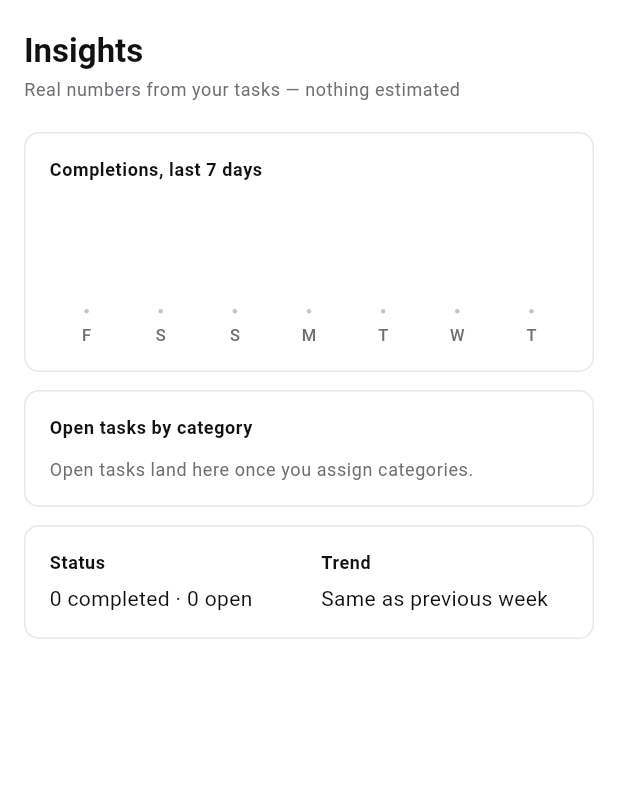
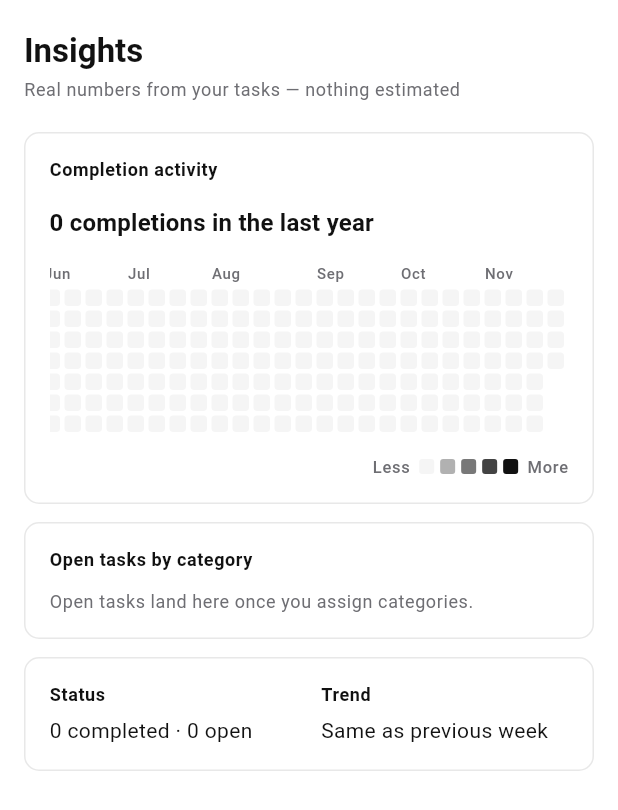
Before and after one commit to mr-command/Taskly-apk, a Flutter app: the InsightsScreen widget shown alone on an empty page, opened directly, on a phone screen of 412 x 824 dp. Shown: the top 810 px of the screen. Run offline on Flutter 3.47's test engine with Material 3 defaults, Android fonts, the phone set to English and light mode, and no system bars; our stand-ins replace drift, drift_flutter, flutter_riverpod, solar_icons; accounts and stored records are empty; generated files the repository leaves out were written again.

Commit message:
add contribute performance chart

```diff
--- /dev/null
+++ b/lib/features/analytics/components/contribution_graph.dart
@@ -0,0 +1,392 @@
+import 'package:flutter/material.dart';
+
+import 'package:the_best_todo/core/theme/taskly_colors.dart';
+
+/// GitHub-style contribution heatmap: one column per week, one square per
+/// day, shaded by how many tasks were completed that day.
+class ContributionGraph extends StatefulWidget {
+  const ContributionGraph({
+    super.key,
+    required this.completions,
+    this.weeks = 53,
+    this.cellSize = 11,
+    this.cellGap = 3,
+  });
+
+  /// Completion counts keyed by local calendar date (time of day ignored).
+  final Map<DateTime, int> completions;
+
+  /// Number of week columns; the last column is the current week.
+  final int weeks;
+
+  final double cellSize;
+  final double cellGap;
+
+  @override
+  State<ContributionGraph> createState() => _ContributionGraphState();
+}
+
+class _ContributionGraphState extends State<ContributionGraph> {
+  static const _weekdayLabelWidth = 32.0;
+  static const _monthRowHeight = 18.0;
+  static const _weekdayLabels = ['Mon', '', 'Wed', '', 'Fri', '', ''];
+
+  final ScrollController _scrollController = ScrollController();
+
+  @override
+  void initState() {
+    super.initState();
+    WidgetsBinding.instance.addPostFrameCallback((_) => _scrollToLatest());
+  }
+
+  @override
+  void didUpdateWidget(covariant ContributionGraph oldWidget) {
+    super.didUpdateWidget(oldWidget);
+    if (oldWidget.weeks != widget.weeks) {
+      WidgetsBinding.instance.addPostFrameCallback((_) => _scrollToLatest());
+    }
+  }
+
+  @override
+  void dispose() {
+    _scrollController.dispose();
+    super.dispose();
+  }
+
+  void _scrollToLatest() {
+    if (!_scrollController.hasClients) return;
+    _scrollController.jumpTo(_scrollController.position.maxScrollExtent);
+  }
+
+  DateTime _addDays(DateTime date, int days) =>
+      DateTime(date.year, date.month, date.day + days);
+
+  DateTime _dateOnly(DateTime date) =>
+      DateTime(date.year, date.month, date.day);
+
+  @override
+  Widget build(BuildContext context) {
+    final theme = Theme.of(context);
+    final colors = theme.extension<TasklyColors>()!;
+
+    final today = _dateOnly(DateTime.now());
+    final thisMonday = _addDays(today, -(today.weekday - 1));
+    final windowStart = _addDays(thisMonday, -(widget.weeks - 1) * 7);
+
+    final days = List<DateTime>.generate(
+      widget.weeks * 7,
+      (index) => _addDays(windowStart, index),
+    );
+
+    final counts = <int>[
+      for (final day in days)
+        day.isAfter(today) ? 0 : (widget.completions[day] ?? 0),
+    ];
+
+    var total = 0;
+    var maxCount = 0;
+    for (var i = 0; i < days.length; i++) {
+      if (days[i].isAfter(today)) continue;
+      total += counts[i];
+      if (counts[i] > maxCount) maxCount = counts[i];
+    }
+
+    final levelColors = _levelColors(colors);
+    final step = widget.cellSize + widget.cellGap;
+    final monthLabels = _monthLabels(windowStart, days);
+
+    return Column(
+      crossAxisAlignment: CrossAxisAlignment.start,
+      children: [
+        Text(
+          _totalLabel(total),
+          style: theme.textTheme.titleMedium?.copyWith(
+            fontWeight: FontWeight.w600,
+          ),
+        ),
+        const SizedBox(height: 14),
+        SingleChildScrollView(
+          controller: _scrollController,
+          scrollDirection: Axis.horizontal,
+          child: SizedBox(
+            width: _weekdayLabelWidth + widget.weeks * step,
+            child: Column(
+              crossAxisAlignment: CrossAxisAlignment.start,
+              children: [
+                Row(
+                  children: [
+                    const SizedBox(width: _weekdayLabelWidth),
+                    ..._buildMonthLabels(theme, colors, monthLabels, step),
+                  ],
+                ),
+                Row(
+                  crossAxisAlignment: CrossAxisAlignment.start,
+                  children: [
+                    _buildWeekdayLabels(theme, colors, step),
+                    for (var week = 0; week < widget.weeks; week++)
+                      Column(
+                        children: [
+                          for (var row = 0; row < 7; row++)
+                            _buildDayCell(
+                              date: days[week * 7 + row],
+                              count: counts[week * 7 + row],
+                              isFuture: days[week * 7 + row].isAfter(today),
+                              maxCount: maxCount,
+                              levelColors: levelColors,
+                              step: step,
+                            ),
+                        ],
+                      ),
+                  ],
+                ),
+              ],
+            ),
+          ),
+        ),
+        const SizedBox(height: 12),
+        Row(
+          mainAxisAlignment: MainAxisAlignment.end,
+          children: [
+            Text(
+              'Less',
+              style: theme.textTheme.labelSmall?.copyWith(
+                color: colors.textSecondary,
+              ),
+            ),
+            const SizedBox(width: 4),
+            for (final color in levelColors)
+              Padding(
+                padding: const EdgeInsets.symmetric(horizontal: 2),
+                child: _LegendSquare(color: color),
+              ),
+            const SizedBox(width: 4),
+            Text(
+              'More',
+              style: theme.textTheme.labelSmall?.copyWith(
+                color: colors.textSecondary,
+              ),
+            ),
+          ],
+        ),
+      ],
+    );
+  }
+
+  List<Color> _levelColors(TasklyColors colors) {
+    final empty = colors.surfaceMuted;
+    return [
+      empty,
+      Color.lerp(empty, colors.accent, 0.30)!,
+      Color.lerp(empty, colors.accent, 0.55)!,
+      Color.lerp(empty, colors.accent, 0.78)!,
+      colors.accent,
+    ];
+  }
+
+  int _levelFor(int count, int maxCount) {
+    if (count <= 0 || maxCount <= 0) return 0;
+    return ((count * 4) / maxCount).ceil().clamp(1, 4);
+  }
+
+  /// Weeks that start a new month, paired with the width they can occupy
+  /// before the next label so labels never overlap.
+  List<_MonthLabel> _monthLabels(DateTime windowStart, List<DateTime> days) {
+    final starts = <int, DateTime>{};
+    for (var week = 0; week < widget.weeks; week++) {
+      for (var row = 0; row < 7; row++) {
+        final date = days[week * 7 + row];
+        if (date.day == 1) {
+          starts[week] = date;
+          break;
+        }
+      }
+    }
+
+    // Label the first visible week too, but only when the first real month
+    // boundary is far enough away for the labels not to collide.
+    if (!starts.containsKey(0)) {
+      final firstBoundary = starts.keys.isEmpty
+          ? widget.weeks
+          : starts.keys.reduce((a, b) => a < b ? a : b);
+      if (firstBoundary >= 3) starts[0] = windowStart;
+    }
+
+    final columns = starts.keys.toList()..sort();
+    return [
+      for (var i = 0; i < columns.length; i++)
+        _MonthLabel(
+          column: columns[i],
+          endColumn: i + 1 < columns.length ? columns[i + 1] : widget.weeks,
+          date: starts[columns[i]]!,
+        ),
+    ];
+  }
+
+  List<Widget> _buildMonthLabels(
+    ThemeData theme,
+    TasklyColors colors,
+    List<_MonthLabel> labels,
+    double step,
+  ) {
+    return [
+      if (labels.isNotEmpty && labels.first.column > 0)
+        SizedBox(width: labels.first.column * step, height: _monthRowHeight),
+      for (final label in labels)
+        SizedBox(
+          width: (label.endColumn - label.column) * step,
+          height: _monthRowHeight,
+          child: Text(
+            _monthName(label.date.month),
+            maxLines: 1,
+            softWrap: false,
+            overflow: TextOverflow.clip,
+            style: theme.textTheme.labelSmall?.copyWith(
+              fontSize: 10,
+              color: colors.textSecondary,
+            ),
+          ),
+        ),
+    ];
+  }
+
+  Widget _buildWeekdayLabels(
+    ThemeData theme,
+    TasklyColors colors,
+    double step,
+  ) {
+    return SizedBox(
+      width: _weekdayLabelWidth,
+      child: Column(
+        children: [
+          for (var row = 0; row < 7; row++)
+            SizedBox(
+              height: step,
+              child: Align(
+                alignment: Alignment.centerLeft,
+                child: Text(
+                  _weekdayLabels[row],
+                  style: theme.textTheme.labelSmall?.copyWith(
+                    fontSize: 10,
+                    color: colors.textSecondary,
+                  ),
+                ),
+              ),
+            ),
+        ],
+      ),
+    );
+  }
+
+  Widget _buildDayCell({
+    required DateTime date,
+    required int count,
+    required bool isFuture,
+    required int maxCount,
+    required List<Color> levelColors,
+    required double step,
+  }) {
+    if (isFuture) {
+      return SizedBox(width: step, height: step);
+    }
+
+    final level = _levelFor(count, maxCount);
+
+    return SizedBox(
+      width: step,
+      height: step,
+      child: Padding(
+        padding: EdgeInsets.only(right: widget.cellGap, bottom: widget.cellGap),
+        child: Tooltip(
+          message: _tooltip(count, date),
+          waitDuration: const Duration(milliseconds: 250),
+          child: DecoratedBox(
+            decoration: BoxDecoration(
+              color: levelColors[level],
+              borderRadius: BorderRadius.circular(2.5),
+            ),
+          ),
+        ),
+      ),
+    );
+  }
+
+  String _totalLabel(int total) {
+    final range = widget.weeks >= 52
+        ? 'the last year'
+        : widget.weeks == 1
+        ? 'the last week'
+        : 'the last ${widget.weeks} weeks';
+    final noun = total == 1 ? 'completion' : 'completions';
+    return '$total $noun in $range';
+  }
+
+  String _tooltip(int count, DateTime date) {
+    final label =
+        '${_weekdayName(date.weekday)}, '
+        '${_monthName(date.month)} ${date.day}, ${date.year}';
+    if (count == 0) return 'No tasks completed on $label';
+    if (count == 1) return '1 task completed on $label';
+    return '$count tasks completed on $label';
+  }
+
+  String _monthName(int month) {
+    const months = [
+      'Jan',
+      'Feb',
+      'Mar',
+      'Apr',
+      'May',
+      'Jun',
+      'Jul',
+      'Aug',
+      'Sep',
+      'Oct',
+      'Nov',
+      'Dec',
+    ];
+    return months[month - 1];
+  }
+
+  String _weekdayName(int weekday) {
+    const weekdays = [
+      'Monday',
+      'Tuesday',
+      'Wednesday',
+      'Thursday',
+      'Friday',
+      'Saturday',
+      'Sunday',
+    ];
+    return weekdays[weekday - 1];
+  }
+}
+
+class _MonthLabel {
+  const _MonthLabel({
+    required this.column,
+    required this.endColumn,
+    required this.date,
+  });
+
+  final int column;
+  final int endColumn;
+  final DateTime date;
+}
+
+class _LegendSquare extends StatelessWidget {
+  const _LegendSquare({required this.color});
+
+  final Color color;
+
+  @override
+  Widget build(BuildContext context) {
+    return Container(
+      width: 10,
+      height: 10,
+      decoration: BoxDecoration(
+        color: color,
+        borderRadius: BorderRadius.circular(2),
+      ),
+    );
+  }
+}
--- a/lib/features/analytics/view/insights_screen.dart
+++ b/lib/features/analytics/view/insights_screen.dart
@@ -2,6 +2,7 @@ import 'package:flutter/material.dart';
 import 'package:flutter_riverpod/flutter_riverpod.dart';
 import 'package:the_best_todo/core/theme/taskly_colors.dart';
 import 'package:the_best_todo/core/animation/reveal.dart';
+import 'package:the_best_todo/features/analytics/components/contribution_graph.dart';
 import 'package:the_best_todo/features/analytics/view_model/analytics_providers.dart';
 
 class InsightsScreen extends ConsumerWidget {
@@ -11,8 +12,7 @@ class InsightsScreen extends ConsumerWidget {
   Widget build(BuildContext context, WidgetRef ref) {
     final theme = Theme.of(context);
     final colors = theme.extension<TasklyColors>()!;
-    final (completed, created, percent) = ref.watch(weeklyProgressProvider);
-    final buckets = ref.watch(dailyCompletionsProvider);
+    final completions = ref.watch(completionHeatmapProvider);
     final trend = ref.watch(weeklyTrendDeltaProvider);
     final distribution = ref.watch(categoryDistributionProvider);
     final (doneTotal, openTotal) = ref.watch(statusTotalsProvider);
@@ -24,48 +24,19 @@ class InsightsScreen extends ConsumerWidget {
         children: [
           Text(
             'Insights',
-            style: theme.textTheme.titleLarge
-                ?.copyWith(fontSize: 22, fontWeight: FontWeight.w600),
+            style: theme.textTheme.titleLarge?.copyWith(
+              fontSize: 22,
+              fontWeight: FontWeight.w600,
+            ),
           ),
           const SizedBox(height: 4),
           Text(
             'Real numbers from your tasks — nothing estimated',
-            style: theme.textTheme.bodySmall?.copyWith(color: colors.textSecondary),
+            style: theme.textTheme.bodySmall?.copyWith(
+              color: colors.textSecondary,
+            ),
           ),
           const SizedBox(height: 20),
-          // RevealOnMount(
-          //   index: 0,
-          //   child: _InsightCard(
-          //     child: Column(
-          //       crossAxisAlignment: CrossAxisAlignment.start,
-          //       children: [
-          //         Text(
-          //           'This week',
-          //           style: theme.textTheme.bodySmall
-          //               ?.copyWith(fontWeight: FontWeight.w600),
-          //         ),
-          //         const SizedBox(height: 6),
-          //         created == 0
-          //             ? Text(
-          //                 'No tasks created this week yet.',
-          //                 style: theme.textTheme.bodyMedium
-          //                     ?.copyWith(color: colors.textSecondary),
-          //               )
-          //             : Text(
-          //                 '$completed of $created completed ($percent%)',
-          //                 style: theme.textTheme.titleMedium
-          //                     ?.copyWith(fontWeight: FontWeight.w600),
-          //               ),
-          //         const SizedBox(height: 12),
-          //         _WeekBar(
-          //           completed: completed,
-          //           created: created,
-          //           colors: colors,
-          //         ),
-          //       ],
-          //     ),
-          //   ),
-          // ),
           RevealOnMount(
             index: 1,
             child: _InsightCard(
@@ -73,15 +44,13 @@ class InsightsScreen extends ConsumerWidget {
                 crossAxisAlignment: CrossAxisAlignment.start,
                 children: [
                   Text(
-                    'Completions, last 7 days',
-                    style: theme.textTheme.bodySmall
-                        ?.copyWith(fontWeight: FontWeight.w600),
+                    'Completion activity',
+                    style: theme.textTheme.bodySmall?.copyWith(
+                      fontWeight: FontWeight.w600,
+                    ),
                   ),
                   const SizedBox(height: 16),
-                  _DailyBars(
-                    buckets: buckets,
-                    colors: colors,
-                  ),
+                  ContributionGraph(completions: completions),
                 ],
               ),
             ),
@@ -94,15 +63,17 @@ class InsightsScreen extends ConsumerWidget {
                 children: [
                   Text(
                     'Open tasks by category',
-                    style: theme.textTheme.bodySmall
-                        ?.copyWith(fontWeight: FontWeight.w600),
+                    style: theme.textTheme.bodySmall?.copyWith(
+                      fontWeight: FontWeight.w600,
+                    ),
                   ),
                   const SizedBox(height: 12),
                   if (distribution.isEmpty)
                     Text(
                       'Open tasks land here once you assign categories.',
-                      style: theme.textTheme.bodySmall
-                          ?.copyWith(color: colors.textSecondary),
+                      style: theme.textTheme.bodySmall?.copyWith(
+                        color: colors.textSecondary,
+                      ),
                     )
                   else
                     ..._buildDistribution(
@@ -124,8 +95,9 @@ class InsightsScreen extends ConsumerWidget {
                       children: [
                         Text(
                           'Status',
-                          style: theme.textTheme.bodySmall
-                              ?.copyWith(fontWeight: FontWeight.w600),
+                          style: theme.textTheme.bodySmall?.copyWith(
+                            fontWeight: FontWeight.w600,
+                          ),
                         ),
                         const SizedBox(height: 6),
                         Text(
@@ -142,16 +114,17 @@ class InsightsScreen extends ConsumerWidget {
                       children: [
                         Text(
                           'Trend',
-                          style: theme.textTheme.bodySmall
-                              ?.copyWith(fontWeight: FontWeight.w600),
+                          style: theme.textTheme.bodySmall?.copyWith(
+                            fontWeight: FontWeight.w600,
+                          ),
                         ),
                         const SizedBox(height: 6),
                         Text(
                           trend == 0
                               ? 'Same as previous week'
                               : trend > 0
-                                  ? '+$trend vs previous week'
-                                  : '$trend vs previous week',
+                              ? '+$trend vs previous week'
+                              : '$trend vs previous week',
                           style: theme.textTheme.bodyMedium,
                         ),
                       ],
@@ -170,9 +143,9 @@ class InsightsScreen extends ConsumerWidget {
     required List<(int, String, int, int)> distribution,
     required TasklyColors colors,
   }) {
-    final max = distribution.map((row) => row.$4).reduce(
-          (a, b) => a > b ? a : b,
-        );
+    final max = distribution
+        .map((row) => row.$4)
+        .reduce((a, b) => a > b ? a : b);
 
     return [
       for (final row in distribution)
@@ -250,111 +223,3 @@ class _InsightCard extends StatelessWidget {
     );
   }
 }
-
-class _WeekBar extends StatelessWidget {
-  const _WeekBar({
-    required this.completed,
-    required this.created,
-    required this.colors,
-  });
-
-  final int completed;
-  final int created;
-  final TasklyColors colors;
-
-  @override
-  Widget build(BuildContext context) {
-    final value = created == 0 ? 0.0 : completed / created;
-
-    return ClipRRect(
-      borderRadius: BorderRadius.circular(2),
-      child: TweenAnimationBuilder<double>(
-        tween: Tween(end: value),
-        duration: const Duration(milliseconds: 300),
-        curve: Curves.easeOutCubic,
-        builder: (context, animated, _) {
-          return LinearProgressIndicator(
-            value: animated,
-            minHeight: 6,
-            backgroundColor: colors.surfaceMuted,
-            valueColor: AlwaysStoppedAnimation<Color>(colors.accent),
-            borderRadius: BorderRadius.circular(2),
-          );
-        },
-      ),
-    );
-  }
-}
-
-class _DailyBars extends StatelessWidget {
-  const _DailyBars({
-    required this.buckets,
-    required this.colors,
-  });
-
-  final List<DayBucket> buckets;
-  final TasklyColors colors;
-
-  @override
-  Widget build(BuildContext context) {
-    // Days with no completions still render as a dot, so the divisor is
-    // never zero and buckets keep their letters aligned with real dates.
-    final maxCount = buckets
-        .map((b) => b.count)
-        .reduce((a, b) => a > b ? a : b)
-        .clamp(1, 1 << 30);
-    final theme = Theme.of(context);
-    const letters = ['M', 'T', 'W', 'T', 'F', 'S', 'S'];
-
-    return Row(
-      crossAxisAlignment: CrossAxisAlignment.end,
-      children: [
-        for (var i = 0; i < buckets.length; i++)
-          Expanded(
-            child: Column(
-              children: [
-                SizedBox(
-                  height: 72,
-                  child: Align(
-                    alignment: Alignment.bottomCenter,
-                    child: buckets[i].count == 0
-                        ? Container(
-                            width: 3,
-                            height: 3,
-                            decoration: BoxDecoration(
-                              shape: BoxShape.circle,
-                              color: colors.textSecondary.withValues(alpha: 0.4),
-                            ),
-                          )
-                        : TweenAnimationBuilder<double>(
-                            tween: Tween(end: buckets[i].count / maxCount),
-                            duration: const Duration(milliseconds: 300),
-                            curve: Curves.easeOutCubic,
-                            builder: (context, value, _) => FractionallySizedBox(
-                              heightFactor: value,
-                              widthFactor: 0.55,
-                              child: Container(
-                                decoration: BoxDecoration(
-                                  color: colors.accent,
-                                  borderRadius: const BorderRadius.vertical(
-                                    top: Radius.circular(2),
-                                  ),
-                                ),
-                              ),
-                            ),
-                          ),
-                  ),
-                ),
-                const SizedBox(height: 6),
-                Text(
-                  letters[buckets[i].day.weekday - 1],
-                  style: theme.textTheme.labelSmall
-                      ?.copyWith(color: colors.textSecondary),
-                ),
-              ],
-            ),
-          ),
-      ],
-    );
-  }
-}
--- a/lib/features/analytics/view_model/analytics_providers.dart
+++ b/lib/features/analytics/view_model/analytics_providers.dart
@@ -19,20 +19,44 @@ final weeklyProgressProvider = Provider<(int, int, int)>((ref) {
 
   final tasks = ref.watch(watchTasksProvider).value ?? [];
   final createdThisWeek = tasks
-      .where((t) =>
-          DateTime.fromMillisecondsSinceEpoch(t.createdAt).isAfter(weekStart))
+      .where(
+        (t) =>
+            DateTime.fromMillisecondsSinceEpoch(t.createdAt).isAfter(weekStart),
+      )
       .length;
   final completedThisWeek = tasks
-      .where((t) =>
-          t.completedAt != null &&
-          DateTime.fromMillisecondsSinceEpoch(t.completedAt!)
-              .isAfter(weekStart))
+      .where(
+        (t) =>
+            t.completedAt != null &&
+            DateTime.fromMillisecondsSinceEpoch(
+              t.completedAt!,
+            ).isAfter(weekStart),
+      )
       .length;
 
-  final percent =
-      createdThisWeek == 0 ? 0 : (completedThisWeek * 100 / createdThisWeek).round();
+  final percent = createdThisWeek == 0
+      ? 0
+      : (completedThisWeek * 100 / createdThisWeek).round();
 
   return (completedThisWeek, createdThisWeek, percent);
+});
+
+/// Every day that has at least one completed task, keyed by local date.
+/// Backed by the task stream, so completing a task immediately lights up
+/// its square in the contribution graph.
+final completionHeatmapProvider = Provider<Map<DateTime, int>>((ref) {
+  final tasks = ref.watch(watchTasksProvider).value ?? [];
+  final counts = <DateTime, int>{};
+
+  for (final task in tasks) {
+    if (task.completedAt == null) continue;
+    final day = _startOfDay(
+      DateTime.fromMillisecondsSinceEpoch(task.completedAt!),
+    );
+    counts[day] = (counts[day] ?? 0) + 1;
+  }
+
+  return counts;
 });
 
 /// Completions grouped per day for the last 7 days (oldest first).
@@ -67,23 +91,23 @@ final weeklyTrendDeltaProvider = Provider<int>((ref) {
   final thisWeek = buckets.fold<int>(0, (sum, b) => sum + b.count);
 
   final tasks = ref.watch(watchTasksProvider).value ?? [];
-  final lastWeekStart =
-      _startOfDay(DateTime.now().subtract(const Duration(days: 13)));
+  final lastWeekStart = _startOfDay(
+    DateTime.now().subtract(const Duration(days: 13)),
+  );
   final lastWeekEnd = lastWeekStart.add(const Duration(days: 6, hours: 23));
-  final lastWeek = tasks
-      .where((t) {
-        if (t.completedAt == null) return false;
-        final d = DateTime.fromMillisecondsSinceEpoch(t.completedAt!);
-        return d.isAfter(lastWeekStart) && d.isBefore(lastWeekEnd);
-      })
-      .length;
+  final lastWeek = tasks.where((t) {
+    if (t.completedAt == null) return false;
+    final d = DateTime.fromMillisecondsSinceEpoch(t.completedAt!);
+    return d.isAfter(lastWeekStart) && d.isBefore(lastWeekEnd);
+  }).length;
 
   return thisWeek - lastWeek;
 });
 
 /// (id, name, color, openCount) sorted descending, only used categories.
-final categoryDistributionProvider =
-    Provider<List<(int, String, int, int)>>((ref) {
+final categoryDistributionProvider = Provider<List<(int, String, int, int)>>((
+  ref,
+) {
   final categories = ref.watch(watchCategoriesProvider).value ?? [];
   final open = ref.watch(openTasksProvider);
 
```
